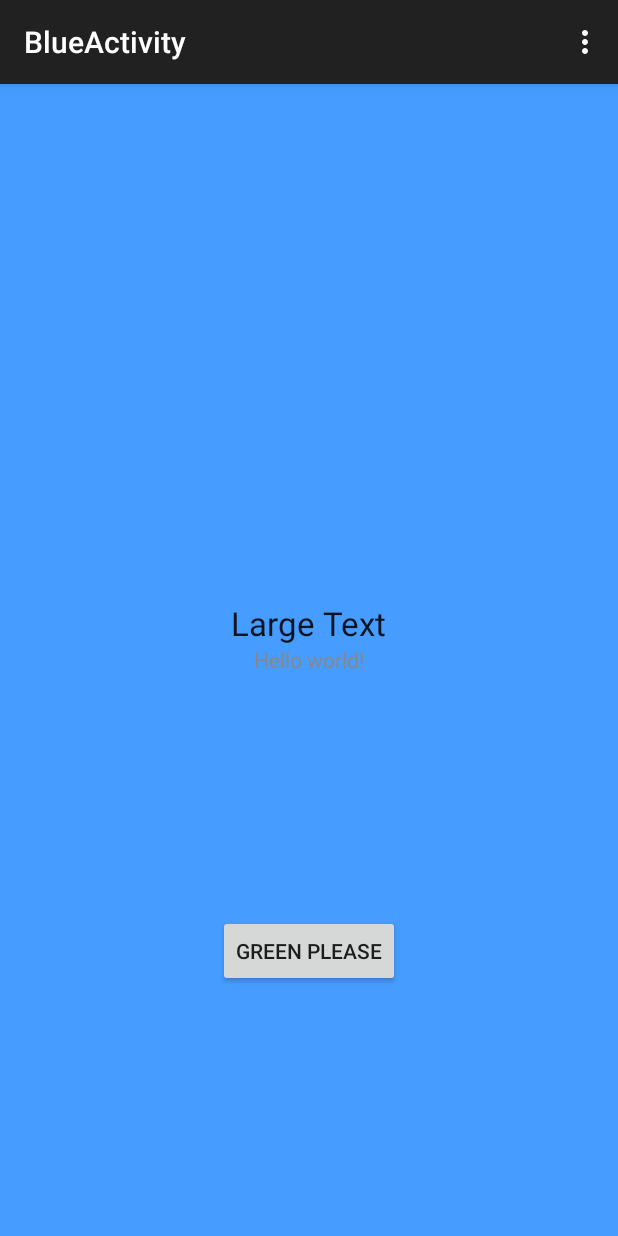
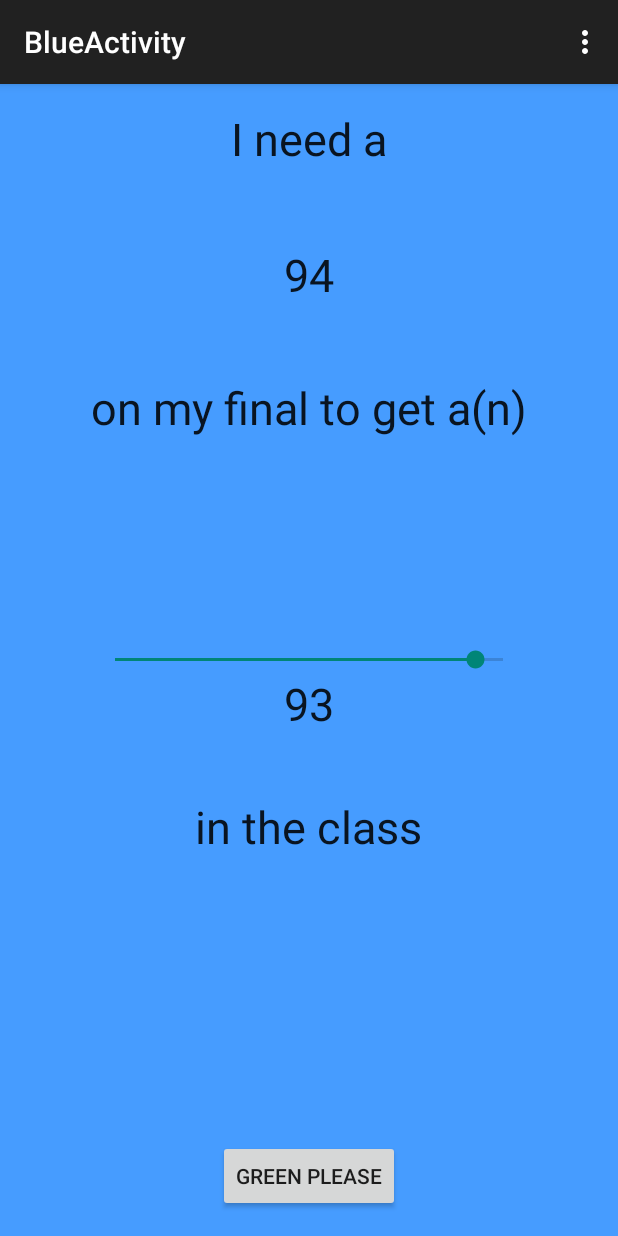
Before and after one commit to nchanfreau/first, an Android app: the SecondActivity screen opened directly, with no data from a screen before it, on a phone screen of 412 x 824 dp. Run offline under Robolectric (Android 15) with nearby library versions, the phone set to English and light mode, and no system bars.

Commit message:
created section-adding for activity1, created general content including seekbar for activity2

```diff
--- a/app/src/main/java/com/example/nataliechanfreau/myapplication/SecondActivity.java
+++ b/app/src/main/java/com/example/nataliechanfreau/myapplication/SecondActivity.java
@@ -6,6 +6,8 @@ import android.os.Bundle;
 import android.view.Menu;
 import android.view.MenuItem;
 import android.view.View;
+import android.widget.SeekBar;
+import android.widget.TextView;
 
 
 public class SecondActivity extends ActionBarActivity {
@@ -14,6 +16,7 @@ public class SecondActivity extends ActionBarActivity {
     protected void onCreate(Bundle savedInstanceState) {
         super.onCreate(savedInstanceState);
         setContentView(R.layout.activity_two);
+        initializeSeekBar();
     }
 
     @Override
@@ -24,8 +27,11 @@ public class SecondActivity extends ActionBarActivity {
     }
 
     public void onButtonClick(View view) {
-        Intent intent = new Intent(this, FirstActivity.class);
-        this.startActivity(intent);
+
+        //Intent intent = new Intent(this, FirstActivity.class);
+        //this.startActivity(intent);
+
+        this.finish();
     }
 
     @Override
@@ -42,4 +48,23 @@ public class SecondActivity extends ActionBarActivity {
 
         return super.onOptionsItemSelected(item);
     }
+
+    private void initializeSeekBar() {
+        final SeekBar sk = (SeekBar) findViewById(R.id.seekBar);
+        sk.setOnSeekBarChangeListener(new SeekBar.OnSeekBarChangeListener() {
+
+            @Override
+            public void onStopTrackingTouch(SeekBar seekBar) { }
+
+            @Override
+            public void onStartTrackingTouch(SeekBar seekBar) { }
+
+            @Override
+            public void onProgressChanged(SeekBar seekBar, int progress, boolean fromUser) {
+                TextView gradeGoal = (TextView) findViewById(R.id.gradeGoal);
+                //int b = seekBar.getProgress();
+                gradeGoal.setText(Integer.toString(seekBar.getProgress()));
+            }
+        });
+    }
 }
--- a/app/src/main/res/layout/activity_two.xml
+++ b/app/src/main/res/layout/activity_two.xml
@@ -15,26 +15,76 @@
         android:id="@+id/button2"
         android:onClick="onButtonClick"
         android:layout_alignParentBottom="true"
-        android:layout_centerHorizontal="true"
-        android:layout_marginBottom="150dp" />
-
-    <TextView
-        android:text="@string/hello_world"
-        android:layout_width="wrap_content"
-        android:layout_height="wrap_content"
-        android:textColor="#888888"
-        android:id="@+id/textView3"
-        android:editable="false"
-        android:layout_centerVertical="true"
         android:layout_centerHorizontal="true" />
 
     <TextView
         android:layout_width="wrap_content"
         android:layout_height="wrap_content"
         android:textAppearance="?android:attr/textAppearanceLarge"
-        android:text="Large Text"
+        android:text="I need a"
         android:id="@+id/textView4"
         android:editable="true"
-        android:layout_above="@+id/textView3"
+        android:layout_alignParentTop="true"
+        android:layout_centerHorizontal="true"
+        android:textSize="30dp" />
+
+    <TextView
+        android:layout_width="wrap_content"
+        android:layout_height="wrap_content"
+        android:textAppearance="?android:attr/textAppearanceLarge"
+        android:text="94"
+        android:id="@+id/gradeRequired"
+        android:editable="true"
+        android:layout_below="@+id/textView4"
+        android:layout_centerHorizontal="true"
+        android:layout_marginTop="50dp"
+        android:textSize="30dp" />
+
+    <TextView
+        android:layout_width="wrap_content"
+        android:layout_height="wrap_content"
+        android:textAppearance="?android:attr/textAppearanceLarge"
+        android:text="on my final to get a(n)"
+        android:id="@+id/textView2"
+        android:editable="true"
+        android:layout_marginTop="48dp"
+        android:layout_below="@+id/gradeRequired"
+        android:layout_centerHorizontal="true"
+        android:textSize="30dp" />
+
+    <SeekBar
+        android:layout_width="wrap_content"
+        android:layout_height="wrap_content"
+        android:id="@+id/seekBar"
+        android:layout_centerVertical="true"
+        android:max="100"
+        android:indeterminate="false"
+        android:layout_alignLeft="@+id/textView2"
+        android:layout_alignStart="@+id/textView2"
+        android:layout_alignRight="@+id/textView2"
+        android:layout_alignEnd="@+id/textView2"
+        android:progress="93" />
+
+    <TextView
+        android:layout_width="wrap_content"
+        android:layout_height="wrap_content"
+        android:textAppearance="?android:attr/textAppearanceLarge"
+        android:text="93"
+        android:id="@+id/gradeGoal"
+        android:layout_below="@+id/seekBar"
+        android:layout_centerHorizontal="true"
+        android:textSize="30dp" />
+
+    <TextView
+        android:layout_width="wrap_content"
+        android:layout_height="wrap_content"
+        android:textAppearance="?android:attr/textAppearanceLarge"
+        android:text="in the class"
+        android:id="@+id/textView6"
+        android:editable="true"
+        android:layout_marginTop="41dp"
+        android:textSize="30dp"
+        android:layout_below="@+id/gradeGoal"
         android:layout_centerHorizontal="true" />
+
 </RelativeLayout>
```
Also changed, not shown: app/src/main/java/com/example/nataliechanfreau/myapplication/FirstActivity.java (+65 -1 lines), app/src/main/res/layout/activity_one.xml (+30 -35 lines).
